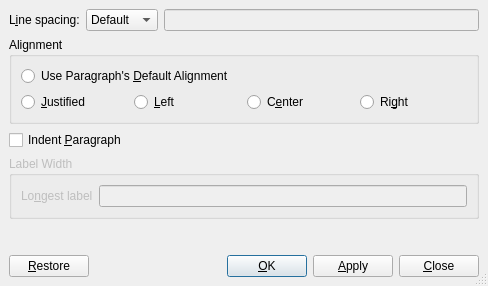
The window that src/frontends/qt4/ui/ParagraphUi.ui (rpavlik/lyx-lucid-backport) describes before a commit, drawn with Qt 5.
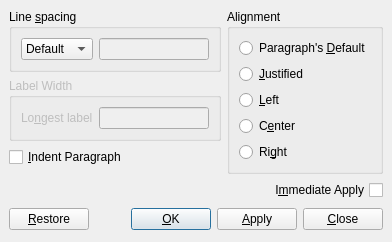
The same window after the commit.

The edit to the form file:
```diff
--- a/src/frontends/qt4/ui/ParagraphUi.ui
+++ b/src/frontends/qt4/ui/ParagraphUi.ui
@@ -8,27 +8,16 @@
    <rect>
     <x>0</x>
     <y>0</y>
-    <width>488</width>
-    <height>286</height>
+    <width>375</width>
+    <height>241</height>
    </rect>
   </property>
-  <property name="sizePolicy" >
-   <sizepolicy>
-    <hsizetype>1</hsizetype>
-    <vsizetype>1</vsizetype>
-    <horstretch>0</horstretch>
-    <verstretch>0</verstretch>
-   </sizepolicy>
-  </property>
   <property name="focusPolicy" >
    <enum>Qt::NoFocus</enum>
   </property>
   <property name="windowTitle" >
    <string/>
   </property>
-  <property name="sizeGripEnabled" >
-   <bool>true</bool>
-  </property>
   <layout class="QGridLayout" >
    <property name="margin" >
     <number>9</number>
@@ -36,7 +25,30 @@
    <property name="spacing" >
     <number>6</number>
    </property>
-   <item row="5" column="0" >
+   <item rowspan="2" row="3" column="0" >
+    <spacer>
+     <property name="orientation" >
+      <enum>Qt::Horizontal</enum>
+     </property>
+     <property name="sizeHint" >
+      <size>
+       <width>231</width>
+       <height>20</height>
+      </size>
+     </property>
+    </spacer>
+   </item>
+   <item row="4" column="2" >
+    <widget class="QCheckBox" name="synchronizedViewCB" >
+     <property name="layoutDirection" >
+      <enum>Qt::RightToLeft</enum>
+     </property>
+     <property name="text" >
+      <string>I&amp;mmediate Apply</string>
+     </property>
+    </widget>
+   </item>
+   <item row="5" column="0" colspan="3" >
     <layout class="QHBoxLayout" >
      <property name="margin" >
       <number>0</number>
@@ -59,13 +71,10 @@
        <property name="orientation" >
         <enum>Qt::Horizontal</enum>
        </property>
-       <property name="sizeType" >
-        <enum>QSizePolicy::Expanding</enum>
-       </property>
        <property name="sizeHint" >
         <size>
-         <width>20</width>
-         <height>20</height>
+         <width>31</width>
+         <height>27</height>
         </size>
        </property>
       </spacer>
@@ -75,12 +84,6 @@
        <property name="text" >
         <string>&amp;OK</string>
        </property>
-       <property name="autoDefault" >
-        <bool>false</bool>
-       </property>
-       <property name="default" >
-        <bool>true</bool>
-       </property>
       </widget>
      </item>
      <item>
@@ -98,85 +101,18 @@
        <property name="text" >
         <string>&amp;Close</string>
        </property>
-       <property name="autoDefault" >
-        <bool>false</bool>
-       </property>
       </widget>
      </item>
     </layout>
    </item>
-   <item row="4" column="0" >
-    <spacer>
-     <property name="orientation" >
-      <enum>Qt::Vertical</enum>
-     </property>
-     <property name="sizeHint" >
-      <size>
-       <width>20</width>
-       <height>16</height>
-      </size>
-     </property>
-    </spacer>
-   </item>
-   <item row="3" column="0" >
-    <widget class="QGroupBox" name="labelwidthGB" >
-     <property name="enabled" >
-      <bool>false</bool>
-     </property>
-     <property name="sizePolicy" >
-      <sizepolicy>
-       <hsizetype>5</hsizetype>
-       <vsizetype>1</vsizetype>
-       <horstretch>0</horstretch>
-       <verstretch>0</verstretch>
-      </sizepolicy>
-     </property>
-     <property name="title" >
-      <string>Label Width</string>
-     </property>
-     <layout class="QGridLayout" >
-      <property name="margin" >
-       <number>9</number>
-      </property>
-      <property name="spacing" >
-       <number>6</number>
-      </property>
-      <item row="0" column="1" >
-       <widget class="QLineEdit" name="labelWidth" >
-        <property name="toolTip" >
-         <string>This text defines the width of the paragraph label</string>
-        </property>
-       </widget>
-      </item>
-      <item row="0" column="0" >
-       <widget class="QLabel" name="TextLabel2" >
-        <property name="toolTip" >
-         <string>This text defines the width of the paragraph label</string>
-        </property>
-        <property name="text" >
-         <string>Lo&amp;ngest label</string>
-        </property>
-        <property name="buddy" >
-         <cstring>labelWidth</cstring>
-        </property>
-       </widget>
-      </item>
-     </layout>
-    </widget>
-   </item>
-   <item row="1" column="0" >
+   <item rowspan="4" row="0" column="1" colspan="2" >
     <widget class="QGroupBox" name="aligmentGB" >
-     <property name="sizePolicy" >
-      <sizepolicy>
-       <hsizetype>3</hsizetype>
-       <vsizetype>5</vsizetype>
-       <horstretch>0</horstretch>
-       <verstretch>0</verstretch>
-      </sizepolicy>
-     </property>
      <property name="title" >
       <string>Alignment</string>
      </property>
+     <property name="flat" >
+      <bool>true</bool>
+     </property>
      <layout class="QGridLayout" >
       <property name="margin" >
        <number>9</number>
@@ -184,42 +120,37 @@
       <property name="spacing" >
        <number>6</number>
       </property>
-      <item row="0" column="0" colspan="4" >
+      <item row="0" column="0" >
        <widget class="QRadioButton" name="alignDefaultRB" >
-        <property name="font" >
-         <font>
-          <italic>false</italic>
-         </font>
-        </property>
         <property name="toolTip" >
          <string>Use the default alignment for this paragraph, whatever it is.</string>
         </property>
         <property name="text" >
-         <string>Use Paragraph's &amp;Default Alignment</string>
+         <string>Paragraph's &amp;Default</string>
         </property>
        </widget>
       </item>
-      <item row="1" column="3" >
+      <item row="4" column="0" >
        <widget class="QRadioButton" name="alignRightRB" >
         <property name="text" >
          <string>Ri&amp;ght</string>
         </property>
        </widget>
       </item>
-      <item row="1" column="1" >
-       <widget class="QRadioButton" name="alignLeftRB" >
-        <property name="text" >
-         <string>&amp;Left</string>
-        </property>
-       </widget>
-      </item>
-      <item row="1" column="2" >
+      <item row="3" column="0" >
        <widget class="QRadioButton" name="alignCenterRB" >
         <property name="text" >
          <string>C&amp;enter</string>
         </property>
        </widget>
       </item>
+      <item row="2" column="0" >
+       <widget class="QRadioButton" name="alignLeftRB" >
+        <property name="text" >
+         <string>&amp;Left</string>
+        </property>
+       </widget>
+      </item>
       <item row="1" column="0" >
        <widget class="QRadioButton" name="alignJustRB" >
         <property name="text" >
@@ -230,25 +161,77 @@
      </layout>
     </widget>
    </item>
-   <item row="0" column="0" >
-    <layout class="QHBoxLayout" >
+   <item row="2" column="0" >
+    <widget class="QCheckBox" name="indentCB" >
+     <property name="text" >
+      <string>&amp;Indent Paragraph</string>
+     </property>
+    </widget>
+   </item>
+   <item row="1" column="0" >
+    <widget class="QGroupBox" name="labelwidthGB" >
+     <property name="enabled" >
+      <bool>false</bool>
+     </property>
+     <property name="title" >
+      <string>Label Width</string>
+     </property>
+     <property name="flat" >
+      <bool>true</bool>
+     </property>
+     <layout class="QGridLayout" >
      <property name="margin" >
-      <number>0</number>
+       <number>9</number>
      </property>
      <property name="spacing" >
       <number>6</number>
      </property>
-     <item>
-      <widget class="QLabel" name="linespacingL" >
+      <item row="0" column="1" >
+       <widget class="QLineEdit" name="labelWidth" >
+        <property name="toolTip" >
+         <string>This text defines the width of the paragraph label</string>
+        </property>
+       </widget>
+      </item>
+      <item row="0" column="0" >
+       <widget class="QLabel" name="TextLabel2" >
+        <property name="toolTip" >
+         <string>This text defines the width of the paragraph label</string>
+        </property>
        <property name="text" >
-        <string>L&amp;ine spacing:</string>
+         <string>Lo&amp;ngest label</string>
        </property>
        <property name="buddy" >
         <cstring>linespacing</cstring>
        </property>
       </widget>
      </item>
-     <item>
+     </layout>
+    </widget>
+   </item>
+   <item row="0" column="0" >
+    <widget class="QGroupBox" name="groupBox" >
+     <property name="title" >
+      <string>Line &amp;spacing</string>
+     </property>
+     <property name="flat" >
+      <bool>true</bool>
+     </property>
+     <layout class="QGridLayout" >
+      <property name="margin" >
+       <number>9</number>
+      </property>
+      <property name="spacing" >
+       <number>6</number>
+      </property>
+      <item row="0" column="1" >
+       <widget class="QLineEdit" name="linespacingValue" >
+        <property name="enabled" >
+         <bool>false</bool>
+        </property>
+       </widget>
+      </item>
+      <item row="0" column="0" >
       <widget class="QComboBox" name="linespacing" >
        <item>
         <property name="text" >
@@ -277,47 +260,8 @@
        </item>
       </widget>
      </item>
-     <item>
-      <widget class="QLineEdit" name="linespacingValue" >
-       <property name="enabled" >
-        <bool>false</bool>
-       </property>
-      </widget>
-     </item>
-    </layout>
-   </item>
-   <item row="2" column="0" >
-    <layout class="QHBoxLayout" >
-     <property name="margin" >
-      <number>0</number>
-     </property>
-     <property name="spacing" >
-      <number>6</number>
-     </property>
-     <item>
-      <widget class="QCheckBox" name="indentCB" >
-       <property name="text" >
-        <string>Indent &amp;Paragraph</string>
-       </property>
-      </widget>
-     </item>
-     <item>
-      <spacer>
-       <property name="orientation" >
-        <enum>Qt::Horizontal</enum>
-       </property>
-       <property name="sizeType" >
-        <enum>QSizePolicy::Expanding</enum>
-       </property>
-       <property name="sizeHint" >
-        <size>
-         <width>20</width>
-         <height>20</height>
-        </size>
-       </property>
-      </spacer>
-     </item>
-    </layout>
+     </layout>
+    </widget>
    </item>
   </layout>
  </widget>
```
Left out of the diff: 13 changed lines with no effect on the pictures. Lines whose indentation alone changed are shown as unchanged.
